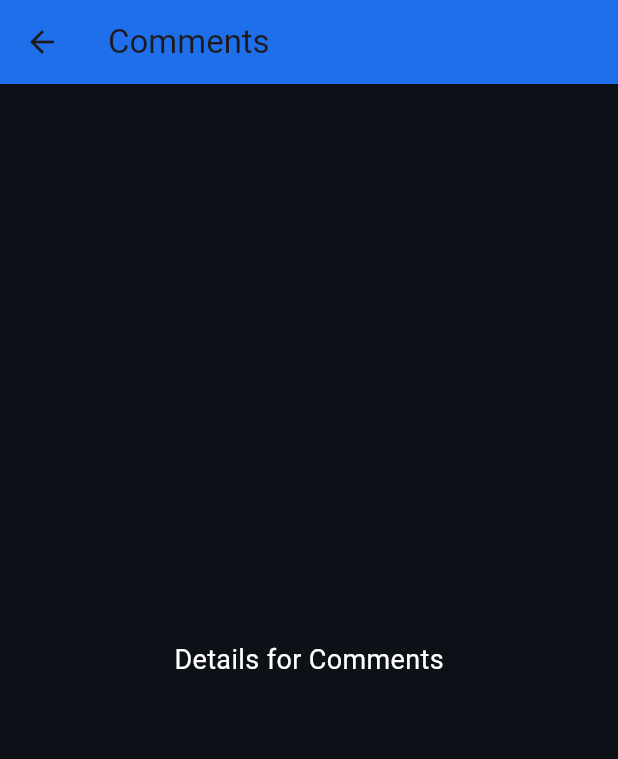
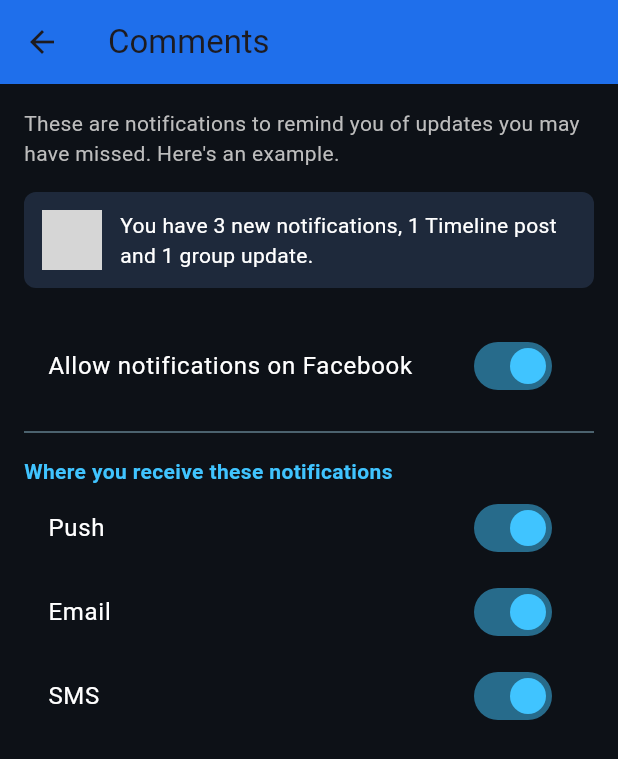
Before and after one commit to emtiaz1/on_the_go, a Flutter app: the NotificationSettingsPage screen opened directly, after a tap on "Comments", on a phone screen of 412 x 824 dp. Shown: the top 759 px of the screen. Run offline on Flutter 3.47's test engine with Material 3 defaults, Android fonts, the phone set to English and light mode, and no system bars; our stand-ins replace cloud_firestore, firebase_auth, firebase_core, flutter_map, google_fonts, icons_plus and 3 more; missing offline and left inert: flutter_map_location_marker; accounts and stored records are empty; grey boxes are pictures that could not be loaded.

Commit message:
internal notification vr2

```diff
--- a/lib/NotificationSettings.dart
+++ b/lib/NotificationSettings.dart
@@ -1,27 +1,5 @@
 import 'package:flutter/material.dart';
-
-class NotificationDetailScreen extends StatelessWidget {
-  final String title;
-
-  const NotificationDetailScreen({required this.title, super.key});
-
-  @override
-  Widget build(BuildContext context) {
-    return Scaffold(
-      appBar: AppBar(
-        title: Text(title),
-        backgroundColor: const Color(0xFF1F6FEB),
-      ),
-      body: Center(
-        child: Text(
-          'Details for $title',
-          style: const TextStyle(fontSize: 18, color: Colors.white),
-        ),
-      ),
-      backgroundColor: const Color(0xFF0D1117),
-    );
-  }
-}
+import 'notification_detail.dart';
 
 class NotificationSettingsPage extends StatelessWidget {
   final List<Map<String, dynamic>> items = [
@@ -40,21 +18,18 @@ class NotificationSettingsPage extends StatelessWidget {
 
   @override
   Widget build(BuildContext context) {
-    // Show only the first half of the items
-    final halfItems = items.sublist(0, (items.length / 2).ceil());
-
     return Scaffold(
-      backgroundColor: const Color(0xFF0D1117),
+      backgroundColor: Color(0xFF0D1117), // Dark bluish background
       appBar: AppBar(
-        title: const Text('Notifications'),
-        backgroundColor: const Color(0xFF1F6FEB),
+        title: Text('Notifications'),
+        backgroundColor: Color(0xFF1F6FEB), // Bright bluish AppBar
       ),
       body: Padding(
         padding: const EdgeInsets.all(16.0),
         child: Column(
           crossAxisAlignment: CrossAxisAlignment.start,
           children: [
-            const Text(
+            Text(
               "What notifications you receive",
               style: TextStyle(
                 fontSize: 16,
@@ -62,18 +37,20 @@ class NotificationSettingsPage extends StatelessWidget {
                 color: Colors.lightBlueAccent,
               ),
             ),
-            const SizedBox(height: 8),
-            const Text(
+            SizedBox(height: 8),
+            Text(
               "Facebook may still send you important notifications about your account and content outside of your preferred notification settings.",
-              style: TextStyle(color: Colors.grey),
+              style: TextStyle(color: Colors.grey[400]),
             ),
-            const SizedBox(height: 16),
+            SizedBox(height: 16),
             Expanded(
               child: ListView.builder(
-                itemCount: halfItems.length,
+                itemCount: items.length,
                 itemBuilder: (context, index) {
-                  final item = halfItems[index];
-                  return GestureDetector(
+                  final item = items[index];
+                  return MouseRegion(
+                    cursor: SystemMouseCursors.click,
+                    child: GestureDetector(
                       onTap: () {
                         Navigator.push(
                           context,
@@ -85,7 +62,7 @@ class NotificationSettingsPage extends StatelessWidget {
                         );
                       },
                       child: Card(
-                      color: const Color(0xFF1E293B),
+                        color: Color(0xFF1E293B), // Dark bluish card
                         shape: RoundedRectangleBorder(
                           borderRadius: BorderRadius.circular(12),
                         ),
@@ -94,16 +71,14 @@ class NotificationSettingsPage extends StatelessWidget {
                           leading: Icon(item['icon'], color: Colors.lightBlue),
                           title: Text(
                             item['title'],
-                          style: const TextStyle(color: Colors.white),
+                            style: TextStyle(color: Colors.white),
                           ),
-                        subtitle: const Text(
+                          subtitle: Text(
                             'Push, Email, SMS',
-                          style: TextStyle(color: Colors.blueAccent),
+                            style: TextStyle(color: Colors.blue[200]),
                           ),
-                        trailing: const Icon(
-                          Icons.arrow_forward_ios,
-                          size: 16,
-                          color: Colors.blueAccent,
+                          trailing: Icon(Icons.arrow_forward_ios,
+                              size: 16, color: Colors.blueAccent),
                         ),
                       ),
                     ),
--- /dev/null
+++ b/lib/notification_detail.dart
@@ -0,0 +1,100 @@
+import 'package:flutter/material.dart';
+
+class NotificationDetailScreen extends StatefulWidget {
+  final String title;
+
+  NotificationDetailScreen({required this.title});
+
+  @override
+  State<NotificationDetailScreen> createState() =>
+      _NotificationDetailScreenState();
+}
+
+class _NotificationDetailScreenState extends State<NotificationDetailScreen> {
+  bool allowFacebook = true;
+  bool push = true;
+  bool email = true;
+  bool sms = true;
+
+  @override
+  Widget build(BuildContext context) {
+    return Scaffold(
+      backgroundColor: Color(0xFF0D1117), // Dark bluish background
+      appBar: AppBar(
+        title: Text(widget.title),
+        backgroundColor: Color(0xFF1F6FEB), // Blue AppBar
+      ),
+      body: Padding(
+        padding: const EdgeInsets.all(16.0),
+        child: Column(
+          crossAxisAlignment: CrossAxisAlignment.start,
+          children: [
+            Text(
+              "These are notifications to remind you of updates you may have missed. Here's an example.",
+              style: TextStyle(color: Colors.grey[400]),
+            ),
+            SizedBox(height: 16),
+            Container(
+              padding: EdgeInsets.all(12),
+              decoration: BoxDecoration(
+                color: Color(0xFF1E293B), // Dark bluish container
+                borderRadius: BorderRadius.circular(8),
+              ),
+              child: Row(
+                children: [
+                  CircleAvatar(
+                    radius: 20,
+                    backgroundImage: AssetImage('assets/user.png'), // Replace with your asset
+                  ),
+                  SizedBox(width: 12),
+                  Expanded(
+                    child: Text(
+                      "You have 3 new notifications, 1 Timeline post and 1 group update.",
+                      style: TextStyle(color: Colors.white),
+                    ),
+                  )
+                ],
+              ),
+            ),
+            SizedBox(height: 24),
+            SwitchListTile(
+              value: allowFacebook,
+              onChanged: (val) => setState(() => allowFacebook = val),
+              title: Text(
+                "Allow notifications on Facebook",
+                style: TextStyle(color: Colors.white),
+              ),
+              activeColor: Colors.lightBlueAccent,
+            ),
+            Divider(height: 32, color: Colors.blueGrey),
+            Text(
+              "Where you receive these notifications",
+              style: TextStyle(
+                fontWeight: FontWeight.bold,
+                color: Colors.lightBlueAccent,
+              ),
+            ),
+            SwitchListTile(
+              value: push,
+              onChanged: (val) => setState(() => push = val),
+              title: Text("Push", style: TextStyle(color: Colors.white)),
+              activeColor: Colors.lightBlueAccent,
+            ),
+            SwitchListTile(
+              value: email,
+              onChanged: (val) => setState(() => email = val),
+              title: Text("Email", style: TextStyle(color: Colors.white)),
+              activeColor: Colors.lightBlueAccent,
+            ),
+            SwitchListTile(
+              value: sms,
+              onChanged: (val) => setState(() => sms = val),
+              title: Text("SMS", style: TextStyle(color: Colors.white)),
+              activeColor: Colors.lightBlueAccent,
+            ),
+          ],
+        ),
+      ),
+    );
+  }
+}
--- a/pubspec.yaml
+++ b/pubspec.yaml
@@ -33,6 +33,7 @@ dependencies:
     sdk: flutter
   iconsax: ^0.0.8
   icons_plus: ^5.0.0
+  url_launcher: ^6.1.7
 
 
 
```
Also changed, not shown: pubspec.lock. Lines whose indentation alone changed are shown as unchanged.
